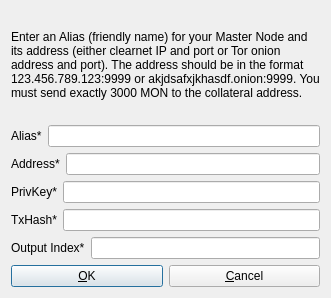
This is src/qt/forms/addeditadrenalinenode.ui in umlaeute/KonjCoin as Qt 5 draws it before an edit. The edited form follows.
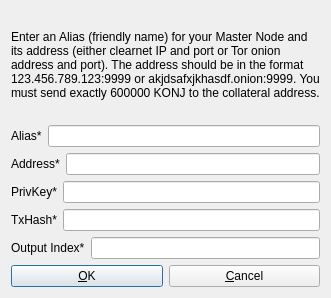
This is the edited form.

The edit to the form file:
```diff
--- a/src/qt/forms/addeditadrenalinenode.ui
+++ b/src/qt/forms/addeditadrenalinenode.ui
@@ -26,7 +26,7 @@
       </sizepolicy>
      </property>
      <property name="text">
-      <string>&lt;html&gt;&lt;head/&gt;&lt;body&gt;&lt;p&gt;Enter an Alias (friendly name) for your Master Node and its address (either clearnet IP and port or Tor onion address and port). The address should be in the format 123.456.789.123:9999 or akjdsafxjkhasdf.onion:9999. You must send exactly 3000 MON to the collateral address.&lt;/p&gt;&lt;/body&gt;&lt;/html&gt;</string>
+      <string>&lt;html&gt;&lt;head/&gt;&lt;body&gt;&lt;p&gt;Enter an Alias (friendly name) for your Master Node and its address (either clearnet IP and port or Tor onion address and port). The address should be in the format 123.456.789.123:9999 or akjdsafxjkhasdf.onion:9999. You must send exactly 600000 KONJ to the collateral address.&lt;/p&gt;&lt;/body&gt;&lt;/html&gt;</string>
      </property>
      <property name="wordWrap">
       <bool>true</bool>
```
